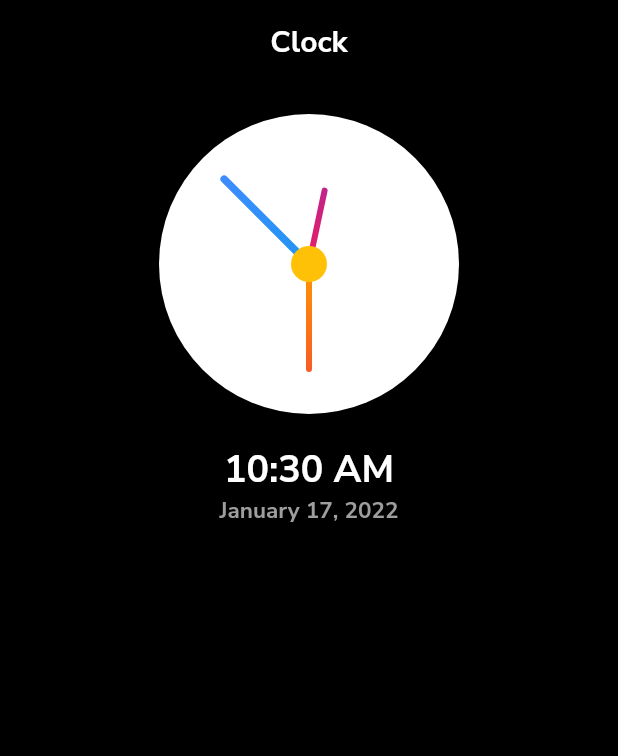
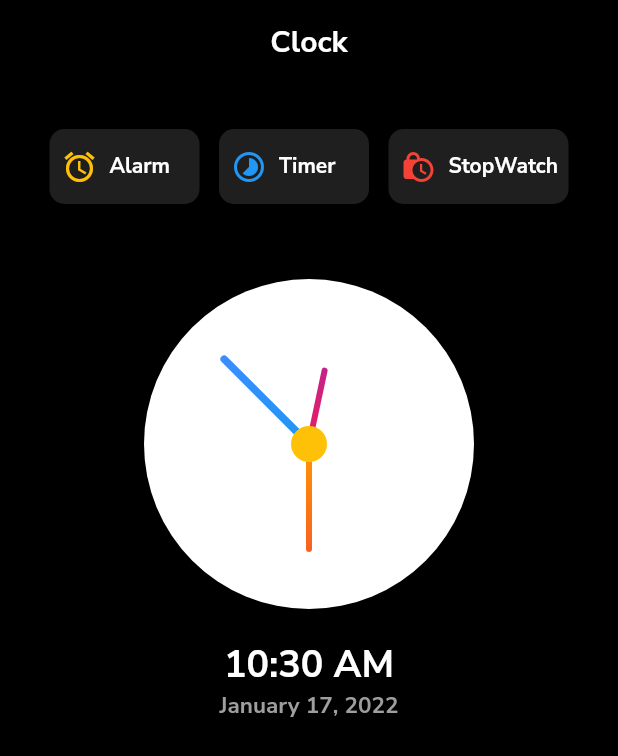
Before and after one commit to naveeramesh/clock_app, a Flutter app: the screen it shows after launch, on a phone screen of 412 x 824 dp. Shown: the top 756 px of the screen. Run offline on Flutter 3.47's test engine with Material 2 defaults, Android fonts, the phone set to English and light mode, and no system bars; our stand-ins replace google_fonts, lottie; network calls fail.

Commit message:
feat:Home Screen Ui

```diff
--- a/timer_app/lib/Screen/clock.dart
+++ b/timer_app/lib/Screen/clock.dart
@@ -24,8 +24,8 @@ class _CLockState extends State<CLock> {
   @override
   Widget build(BuildContext context) {
     return Container(
-      height: 200,
-      width: 200,
+      height: 220,
+      width: 220,
       child: Transform.rotate(
           angle: -pi / 2,
           child: CustomPaint(
--- a/timer_app/lib/Screen/homeScreen.dart
+++ b/timer_app/lib/Screen/homeScreen.dart
@@ -1,4 +1,3 @@
-import 'dart:async';
 import 'package:flutter/material.dart';
 import 'package:google_fonts/google_fonts.dart';
 import 'package:intl/intl.dart';
@@ -28,6 +27,7 @@ class _HomeScreenState extends State<HomeScreen> {
   Widget build(BuildContext context) {
     return Scaffold(
       appBar: AppBar(
+        elevation: 0,
         centerTitle: true,
         backgroundColor: Colors.transparent,
         title: Text(
@@ -40,7 +40,91 @@ class _HomeScreenState extends State<HomeScreen> {
       body: Column(
         children: [
           Padding(
-            padding: const EdgeInsets.all(20.0),
+            padding: const EdgeInsets.only(top: 30.0, left: 20, right: 20),
+            child: Row(
+              mainAxisAlignment: MainAxisAlignment.spaceEvenly,
+              children: [
+                Container(
+                  height: 50,
+                  width: 100,
+                  decoration: BoxDecoration(
+                      color: Colors.white12,
+                      borderRadius: BorderRadius.circular(10)),
+                  child: Row(
+                    children: [
+                      Padding(
+                        padding: const EdgeInsets.all(8.0),
+                        child: Icon(
+                          Icons.alarm,
+                          color: Colors.amber,
+                        ),
+                      ),
+                      Text(
+                        "Alarm",
+                        style: GoogleFonts.nunitoSans(
+                          color: Colors.white,
+                          fontWeight: FontWeight.bold,
+                        ),
+                      )
+                    ],
+                  ),
+                ),
+                Container(
+                  height: 50,
+                  width: 100,
+                  decoration: BoxDecoration(
+                      color: Colors.white12,
+                      borderRadius: BorderRadius.circular(10)),
+                  child: Row(
+                    children: [
+                      Padding(
+                        padding: const EdgeInsets.all(8.0),
+                        child: Icon(
+                          Icons.timelapse,
+                          color: Colors.blue,
+                        ),
+                      ),
+                      Text(
+                        "Timer",
+                        style: GoogleFonts.nunitoSans(
+                          color: Colors.white,
+                          fontWeight: FontWeight.bold,
+                        ),
+                      )
+                    ],
+                  ),
+                ),
+                Container(
+                  constraints: BoxConstraints(minWidth: 70),
+                  height: 50,
+                  width: 120,
+                  decoration: BoxDecoration(
+                      color: Colors.white12,
+                      borderRadius: BorderRadius.circular(10)),
+                  child: Row(
+                    children: [
+                      Padding(
+                        padding: const EdgeInsets.all(8.0),
+                        child: Icon(
+                          Icons.lock_clock,
+                          color: Colors.red,
+                        ),
+                      ),
+                      Text(
+                        "StopWatch",
+                        style: GoogleFonts.nunitoSans(
+                          color: Colors.white,
+                          fontWeight: FontWeight.bold,
+                        ),
+                      )
+                    ],
+                  ),
+                ),
+              ],
+            ),
+          ),
+          Padding(
+            padding: const EdgeInsets.only(top: 50.0, bottom: 20),
             child: Container(
                 color: Colors.transparent,
                 alignment: Alignment.center,
@@ -56,6 +140,7 @@ class _HomeScreenState extends State<HomeScreen> {
             style: GoogleFonts.nunitoSans(
                 color: Colors.grey, fontWeight: FontWeight.bold, fontSize: 15),
           ),
+
         ],
       ),
     );
--- a/timer_app/lib/widgets/clock_paint.dart
+++ b/timer_app/lib/widgets/clock_paint.dart
@@ -15,6 +15,7 @@ class ClockPainter extends CustomPainter {
     canvas.drawCircle(center, radius, circle_paint);
 //seconds line
     final sec_line = Paint()
+
       // ignore: prefer_const_constructors
       ..shader = RadialGradient(
         colors: const [Colors.pink, Colors.purple],
```
